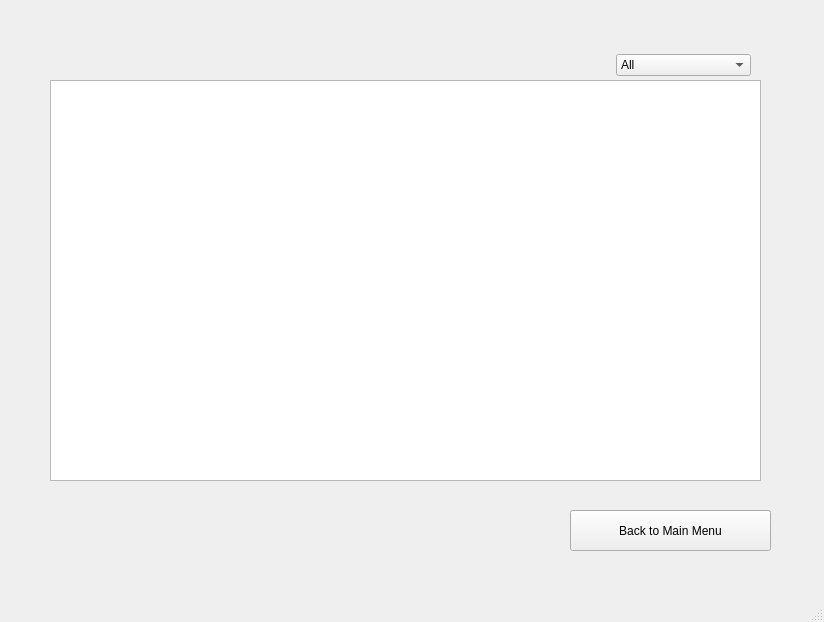
Above: CS8project2/mainwindow.ui from pradakev/CS8GroupProject2 before the change. Below: the same form after it.
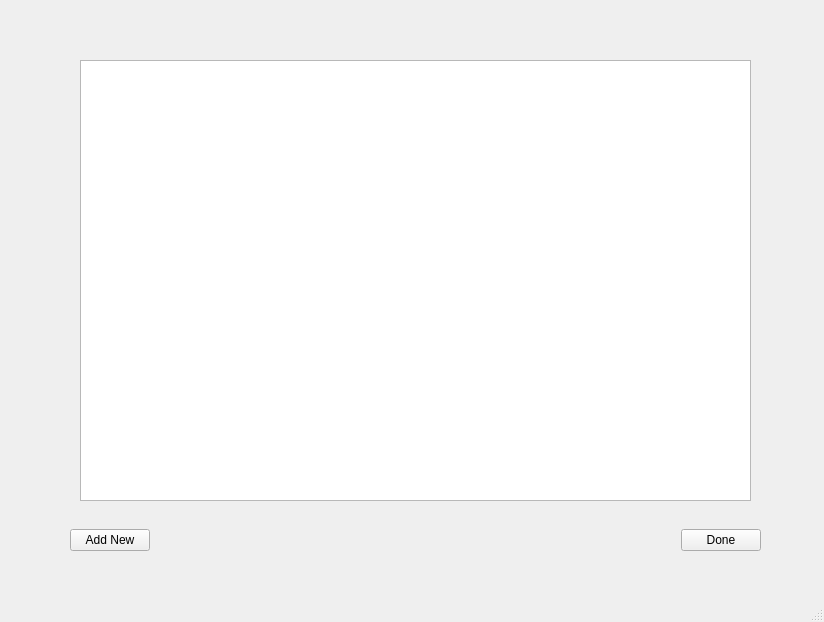
That is the form after the change. Icons and pictures are not drawn.

The edit to the form file:
```diff
--- a/CS8project2/mainwindow.ui
+++ b/CS8project2/mainwindow.ui
@@ -23,8 +23,11 @@
       <height>571</height>
      </rect>
     </property>
+    <property name="styleSheet">
+     <string notr="true"/>
+    </property>
     <property name="currentIndex">
-     <number>7</number>
+     <number>8</number>
     </property>
     <widget class="QWidget" name="mainMenu">
      <widget class="QLabel" name="mainMenuLabel">
@@ -1166,6 +1169,108 @@
       </layout>
      </widget>
     </widget>
+    <widget class="QWidget" name="modificationPage">
+     <widget class="QTableWidget" name="modificationTable">
+      <property name="geometry">
+       <rect>
+        <x>70</x>
+        <y>60</y>
+        <width>671</width>
+        <height>441</height>
+       </rect>
+      </property>
+     </widget>
+     <widget class="QWidget" name="horizontalLayoutWidget_3">
+      <property name="geometry">
+       <rect>
+        <x>60</x>
+        <y>500</y>
+        <width>691</width>
+        <height>81</height>
+       </rect>
+      </property>
+      <layout class="QHBoxLayout" name="horizontalLayout_3">
+       <item>
+        <widget class="QPushButton" name="modAddNewButton">
+         <property name="text">
+          <string>Add New</string>
+         </property>
+        </widget>
+       </item>
+       <item>
+        <spacer name="horizontalSpacer_2">
+         <property name="orientation">
+          <enum>Qt::Horizontal</enum>
+         </property>
+         <property name="sizeHint" stdset="0">
+          <size>
+           <width>40</width>
+           <height>20</height>
+          </size>
+         </property>
+        </spacer>
+       </item>
+       <item>
+        <widget class="QPushButton" name="modDoneButton">
+         <property name="text">
+          <string>Done</string>
+         </property>
+        </widget>
+       </item>
+      </layout>
+     </widget>
+    </widget>
+    <widget class="QWidget" name="modPageForSouvenir">
+     <widget class="QTableWidget" name="modSouvenirTable">
+      <property name="geometry">
+       <rect>
+        <x>400</x>
+        <y>50</y>
+        <width>321</width>
+        <height>411</height>
+       </rect>
+      </property>
+     </widget>
+     <widget class="QLabel" name="label_15">
+      <property name="geometry">
+       <rect>
+        <x>50</x>
+        <y>170</y>
+        <width>301</width>
+        <height>201</height>
+       </rect>
+      </property>
+      <property name="text">
+       <string>&lt;html&gt;&lt;head/&gt;&lt;body&gt;&lt;p&gt;&lt;img src=&quot;:/logos/souvenirsLogo.jpeg&quot;/&gt;&lt;/p&gt;&lt;/body&gt;&lt;/html&gt;</string>
+      </property>
+     </widget>
+     <widget class="QPushButton" name="modSAddNewButton">
+      <property name="geometry">
+       <rect>
+        <x>400</x>
+        <y>490</y>
+        <width>121</width>
+        <height>41</height>
+       </rect>
+      </property>
+      <property name="text">
+       <string>Add New</string>
+      </property>
+     </widget>
+     <widget class="QPushButton" name="modSDoneButton">
+      <property name="geometry">
+       <rect>
+        <x>600</x>
+        <y>490</y>
+        <width>121</width>
+        <height>41</height>
+       </rect>
+      </property>
+      <property name="text">
+       <string>Done</string>
+      </property>
+     </widget>
+    </widget>
    </widget>
   </widget>
   <widget class="QMenuBar" name="menubar">
```
Left out of the diff: 84 changed lines with no effect on the pictures.
